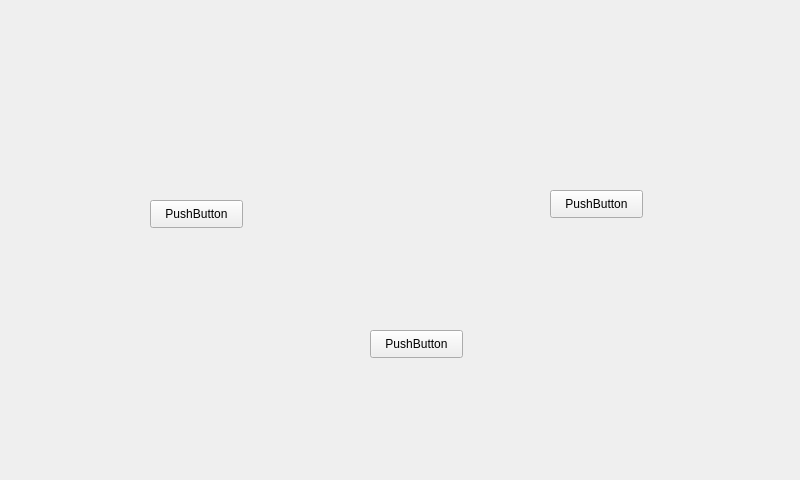
First picture: the form in CookerUI/roundPans.ui, repository jurgverhoeven/Cook3r, before the edit.
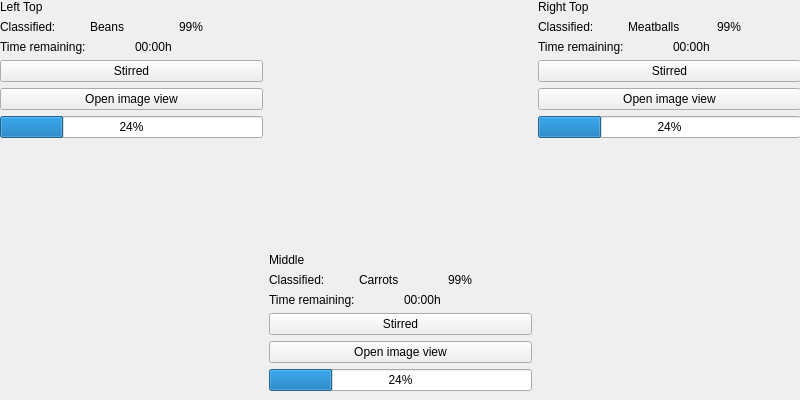
Second picture: the form after the edit.

```diff
--- a/CookerUI/roundPans.ui
+++ b/CookerUI/roundPans.ui
@@ -7,7 +7,7 @@
     <x>0</x>
     <y>0</y>
     <width>800</width>
-    <height>480</height>
+    <height>400</height>
    </rect>
   </property>
   <property name="maximumSize">
@@ -20,44 +20,281 @@
    <string>MainWindow</string>
   </property>
   <widget class="QWidget" name="centralwidget">
-   <widget class="QPushButton" name="pushButtonLeftTop">
+   <widget class="QWidget" name="horizontalLayoutWidget">
     <property name="geometry">
      <rect>
-      <x>150</x>
-      <y>200</y>
-      <width>93</width>
-      <height>28</height>
+      <x>0</x>
+      <y>0</y>
+      <width>801</width>
+      <height>391</height>
      </rect>
     </property>
-    <property name="text">
-     <string>PushButton</string>
-    </property>
-   </widget>
-   <widget class="QPushButton" name="pushButtonRightTop">
-    <property name="geometry">
-     <rect>
-      <x>550</x>
-      <y>190</y>
-      <width>93</width>
-      <height>28</height>
-     </rect>
-    </property>
-    <property name="text">
-     <string>PushButton</string>
-    </property>
-   </widget>
-   <widget class="QPushButton" name="pushButtonMiddle">
-    <property name="geometry">
-     <rect>
-      <x>370</x>
-      <y>330</y>
-      <width>93</width>
-      <height>28</height>
-     </rect>
-    </property>
-    <property name="text">
-     <string>PushButton</string>
-    </property>
+    <layout class="QHBoxLayout" name="mainHorizontalLayout">
+     <item>
+      <layout class="QVBoxLayout" name="leftVerticalLayout">
+       <item>
+        <widget class="QLabel" name="leftTopLabel">
+         <property name="text">
+          <string>Left Top</string>
+         </property>
+        </widget>
+       </item>
+       <item>
+        <layout class="QHBoxLayout" name="leftClassifiedLayout">
+         <item>
+          <widget class="QLabel" name="leftClassifiedText">
+           <property name="text">
+            <string>Classified: </string>
+           </property>
+          </widget>
+         </item>
+         <item>
+          <widget class="QLabel" name="leftClassifiedLabel">
+           <property name="text">
+            <string>Beans</string>
+           </property>
+          </widget>
+         </item>
+         <item>
+          <widget class="QLabel" name="leftClassifiedPercentage">
+           <property name="text">
+            <string>99%</string>
+           </property>
+          </widget>
+         </item>
+        </layout>
+       </item>
+       <item>
+        <layout class="QHBoxLayout" name="leftTimeRemainingLayout">
+         <item>
+          <widget class="QLabel" name="leftTimeRemainingText">
+           <property name="text">
+            <string>Time remaining: </string>
+           </property>
+          </widget>
+         </item>
+         <item>
+          <widget class="QLabel" name="leftTimeRemaining">
+           <property name="text">
+            <string>00:00h</string>
+           </property>
+          </widget>
+         </item>
+        </layout>
+       </item>
+       <item>
+        <widget class="QPushButton" name="leftStirredButton">
+         <property name="text">
+          <string>Stirred</string>
+         </property>
+        </widget>
+       </item>
+       <item>
+        <widget class="QPushButton" name="leftOpenImageViewButton">
+         <property name="text">
+          <string>Open image view</string>
+         </property>
+        </widget>
+       </item>
+       <item>
+        <widget class="QProgressBar" name="leftProgressbar">
+         <property name="value">
+          <number>24</number>
+         </property>
+        </widget>
+       </item>
+       <item>
+        <spacer name="leftSpacer">
+         <property name="orientation">
+          <enum>Qt::Vertical</enum>
+         </property>
+         <property name="sizeHint" stdset="0">
+          <size>
+           <width>20</width>
+           <height>40</height>
+          </size>
+         </property>
+        </spacer>
+       </item>
+      </layout>
+     </item>
+     <item>
+      <layout class="QVBoxLayout" name="middleVerticalLayout">
+       <item>
+        <spacer name="middleSpacer">
+         <property name="orientation">
+          <enum>Qt::Vertical</enum>
+         </property>
+         <property name="sizeHint" stdset="0">
+          <size>
+           <width>20</width>
+           <height>40</height>
+          </size>
+         </property>
+        </spacer>
+       </item>
+       <item>
+        <widget class="QLabel" name="middleLabel">
+         <property name="text">
+          <string>Middle</string>
+         </property>
+        </widget>
+       </item>
+       <item>
+        <layout class="QHBoxLayout" name="middleClassifiedLayout">
+         <item>
+          <widget class="QLabel" name="middleClassifiedText">
+           <property name="text">
+            <string>Classified: </string>
+           </property>
+          </widget>
+         </item>
+         <item>
+          <widget class="QLabel" name="middleClassifiedLabel">
+           <property name="text">
+            <string>Carrots</string>
+           </property>
+          </widget>
+         </item>
+         <item>
+          <widget class="QLabel" name="middleClassifiedPercentage">
+           <property name="text">
+            <string>99%</string>
+           </property>
+          </widget>
+         </item>
+        </layout>
+       </item>
+       <item>
+        <layout class="QHBoxLayout" name="middleTimeRemainingLayout">
+         <item>
+          <widget class="QLabel" name="middleTimeRemainingText">
+           <property name="text">
+            <string>Time remaining: </string>
+           </property>
+          </widget>
+         </item>
+         <item>
+          <widget class="QLabel" name="middleTimeRemaining">
+           <property name="text">
+            <string>00:00h</string>
+           </property>
+          </widget>
+         </item>
+        </layout>
+       </item>
+       <item>
+        <widget class="QPushButton" name="middleStirredButton">
+         <property name="text">
+          <string>Stirred</string>
+         </property>
+        </widget>
+       </item>
+       <item>
+        <widget class="QPushButton" name="middleOpenImageViewButton">
+         <property name="text">
+          <string>Open image view</string>
+         </property>
+        </widget>
+       </item>
+       <item>
+        <widget class="QProgressBar" name="middleProgressbar">
+         <property name="value">
+          <number>24</number>
+         </property>
+        </widget>
+       </item>
+      </layout>
+     </item>
+     <item>
+      <layout class="QVBoxLayout" name="rightVerticalLayout">
+       <item>
+        <widget class="QLabel" name="rightLabel">
+         <property name="text">
+          <string>Right Top</string>
+         </property>
+        </widget>
+       </item>
+       <item>
+        <layout class="QHBoxLayout" name="rightClassifiedLayout">
+         <item>
+          <widget class="QLabel" name="rightClassifiedText">
+           <property name="text">
+            <string>Classified: </string>
+           </property>
+          </widget>
+         </item>
+         <item>
+          <widget class="QLabel" name="rightClassifiedLabel">
+           <property name="text">
+            <string>Meatballs</string>
+           </property>
+          </widget>
+         </item>
+         <item>
+          <widget class="QLabel" name="rightClassifiedPercentage">
+           <property name="text">
+            <string>99%</string>
+           </property>
+          </widget>
+         </item>
+        </layout>
+       </item>
+       <item>
+        <layout class="QHBoxLayout" name="rightTimeRemainingLayout">
+         <item>
+          <widget class="QLabel" name="rightTimeRemainingText">
+           <property name="text">
+            <string>Time remaining: </string>
+           </property>
+          </widget>
+         </item>
+         <item>
+          <widget class="QLabel" name="rightTimeRemaining">
+           <property name="text">
+            <string>00:00h</string>
+           </property>
+          </widget>
+         </item>
+        </layout>
+       </item>
+       <item>
+        <widget class="QPushButton" name="rightStirredButton">
+         <property name="text">
+          <string>Stirred</string>
+         </property>
+        </widget>
+       </item>
+       <item>
+        <widget class="QPushButton" name="rightOpenImageViewButton">
+         <property name="text">
+          <string>Open image view</string>
+         </property>
+        </widget>
+       </item>
+       <item>
+        <widget class="QProgressBar" name="rightProgressbar">
+         <property name="value">
+          <number>24</number>
+         </property>
+        </widget>
+       </item>
+       <item>
+        <spacer name="rightSpacer">
+         <property name="orientation">
+          <enum>Qt::Vertical</enum>
+         </property>
+         <property name="sizeHint" stdset="0">
+          <size>
+           <width>20</width>
+           <height>40</height>
+          </size>
+         </property>
+        </spacer>
+       </item>
+      </layout>
+     </item>
+    </layout>
    </widget>
   </widget>
  </widget>
```
